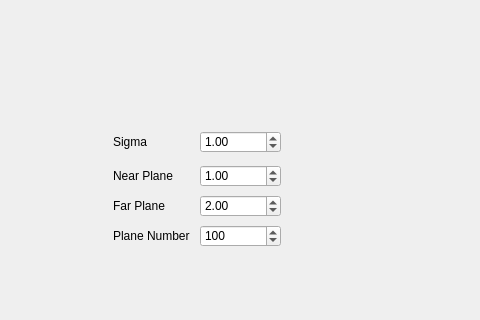
Above: src/mainWidget.ui from ezheng/viewSyn before the change; both pictures show x 337 to 817 and y 305 to 625 of the 932 by 625 pixel window. Below: the same form after it.
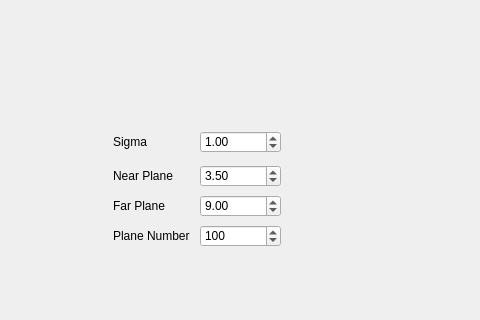
That is the form after the change.

Patch:
```diff
--- a/src/mainWidget.ui
+++ b/src/mainWidget.ui
@@ -199,7 +199,7 @@
        <double>1.000000000000000</double>
       </property>
       <property name="value">
-       <double>1.000000000000000</double>
+       <double>3.500000000000000</double>
       </property>
      </widget>
     </item>
@@ -231,7 +231,7 @@
        <double>0.500000000000000</double>
       </property>
       <property name="value">
-       <double>2.000000000000000</double>
+       <double>9.000000000000000</double>
       </property>
      </widget>
     </item>
```
